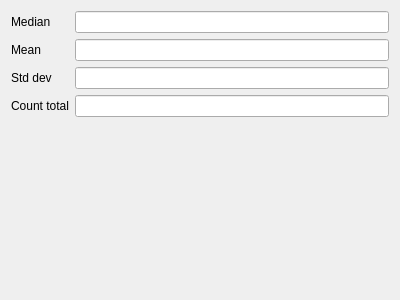
spacetelescope/specviz, file specviz/plugins/statistics/statistics.ui: the form before one commit.
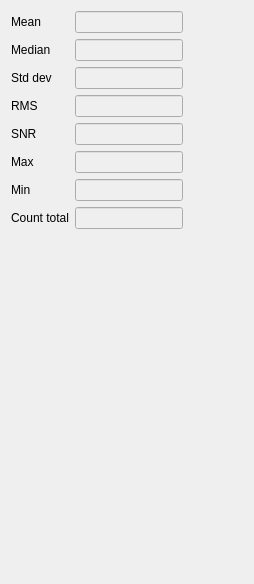
The form after the commit.

```diff
--- a/specviz/plugins/statistics/statistics.ui
+++ b/specviz/plugins/statistics/statistics.ui
@@ -6,8 +6,8 @@
    <rect>
     <x>0</x>
     <y>0</y>
-    <width>400</width>
-    <height>300</height>
+    <width>254</width>
+    <height>584</height>
    </rect>
   </property>
   <property name="windowTitle">
@@ -16,48 +16,179 @@
   <layout class="QVBoxLayout" name="verticalLayout">
    <item>
     <layout class="QFormLayout" name="formLayout">
-     <item row="0" column="0">
-      <widget class="QLabel" name="median_label">
-       <property name="text">
-        <string>Median</string>
-       </property>
-      </widget>
-     </item>
-     <item row="0" column="1">
-      <widget class="QLineEdit" name="median_line_edit"/>
-     </item>
-     <item row="1" column="0">
+     <property name="fieldGrowthPolicy">
+      <enum>QFormLayout::FieldsStayAtSizeHint</enum>
+     </property>
+     <item row="3" column="0">
       <widget class="QLabel" name="meanLabel">
        <property name="text">
         <string>Mean</string>
        </property>
       </widget>
      </item>
-     <item row="1" column="1">
-      <widget class="QLineEdit" name="meanLineEdit"/>
+     <item row="3" column="1">
+      <widget class="QLineEdit" name="mean_line_edit">
+       <property name="enabled">
+        <bool>false</bool>
+       </property>
+      </widget>
      </item>
-     <item row="2" column="0">
+     <item row="4" column="0">
+      <widget class="QLabel" name="median_label">
+       <property name="toolTip">
+        <string>numpy.median</string>
+       </property>
+       <property name="text">
+        <string>Median</string>
+       </property>
+      </widget>
+     </item>
+     <item row="4" column="1">
+      <widget class="QLineEdit" name="median_line_edit">
+       <property name="enabled">
+        <bool>false</bool>
+       </property>
+       <property name="readOnly">
+        <bool>false</bool>
+       </property>
+      </widget>
+     </item>
+     <item row="5" column="0">
       <widget class="QLabel" name="stdDevLabel">
        <property name="text">
         <string>Std dev</string>
        </property>
       </widget>
      </item>
-     <item row="2" column="1">
-      <widget class="QLineEdit" name="stdDevLineEdit"/>
+     <item row="5" column="1">
+      <widget class="QLineEdit" name="std_dev_line_edit">
+       <property name="enabled">
+        <bool>false</bool>
+       </property>
+      </widget>
      </item>
-     <item row="3" column="0">
+     <item row="6" column="0">
+      <widget class="QLabel" name="rmsLabel">
+       <property name="toolTip">
+        <string>numpy.sqrt(flux.dot(flux) / len(flux))</string>
+       </property>
+       <property name="text">
+        <string>RMS</string>
+       </property>
+      </widget>
+     </item>
+     <item row="6" column="1">
+      <widget class="QLineEdit" name="rms_line_edit">
+       <property name="enabled">
+        <bool>false</bool>
+       </property>
+      </widget>
+     </item>
+     <item row="7" column="0">
+      <widget class="QLabel" name="snrLabel">
+       <property name="toolTip">
+        <string>specutils.analysis.snr.snr</string>
+       </property>
+       <property name="text">
+        <string>SNR</string>
+       </property>
+      </widget>
+     </item>
+     <item row="7" column="1">
+      <widget class="QLineEdit" name="snr_line_edit">
+       <property name="enabled">
+        <bool>false</bool>
+       </property>
+      </widget>
+     </item>
+     <item row="10" column="0">
       <widget class="QLabel" name="countTotalLabel">
        <property name="text">
         <string>Count total</string>
        </property>
       </widget>
      </item>
-     <item row="3" column="1">
-      <widget class="QLineEdit" name="countTotalLineEdit"/>
+     <item row="10" column="1">
+      <widget class="QLineEdit" name="count_total_line_edit">
+       <property name="enabled">
+        <bool>false</bool>
+       </property>
+      </widget>
+     </item>
+     <item row="8" column="0">
+      <widget class="QLabel" name="max_val_label">
+       <property name="toolTip">
+        <string>astropy.units.Quantity.max</string>
+       </property>
+       <property name="text">
+        <string>Max</string>
+       </property>
+      </widget>
+     </item>
+     <item row="8" column="1">
+      <widget class="QLineEdit" name="max_val_line_edit">
+       <property name="enabled">
+        <bool>false</bool>
+       </property>
+      </widget>
+     </item>
+     <item row="9" column="0">
+      <widget class="QLabel" name="min_val_label">
+       <property name="toolTip">
+        <string>astropy.units.Quantity.min</string>
+       </property>
+       <property name="text">
+        <string>Min</string>
+       </property>
+      </widget>
+     </item>
+     <item row="9" column="1">
+      <widget class="QLineEdit" name="min_val_line_edit">
+       <property name="enabled">
+        <bool>false</bool>
+       </property>
+      </widget>
      </item>
     </layout>
    </item>
+   <item>
+    <widget class="QPlainTextEdit" name="status_display">
+     <property name="minimumSize">
+      <size>
+       <width>230</width>
+       <height>192</height>
+      </size>
+     </property>
+     <property name="maximumSize">
+      <size>
+       <width>230</width>
+       <height>192</height>
+      </size>
+     </property>
+     <property name="styleSheet">
+      <string notr="true">background-color: rgba(255, 255, 255, 0);</string>
+     </property>
+     <property name="frameShape">
+      <enum>QFrame::NoFrame</enum>
+     </property>
+     <property name="readOnly">
+      <bool>true</bool>
+     </property>
+    </widget>
+   </item>
+   <item>
+    <spacer name="verticalSpacer">
+     <property name="orientation">
+      <enum>Qt::Vertical</enum>
+     </property>
+     <property name="sizeHint" stdset="0">
+      <size>
+       <width>20</width>
+       <height>40</height>
+      </size>
+     </property>
+    </spacer>
+   </item>
   </layout>
  </widget>
  <resources/>
```
Left out of the diff: 9 changed lines with no effect on the pictures.
